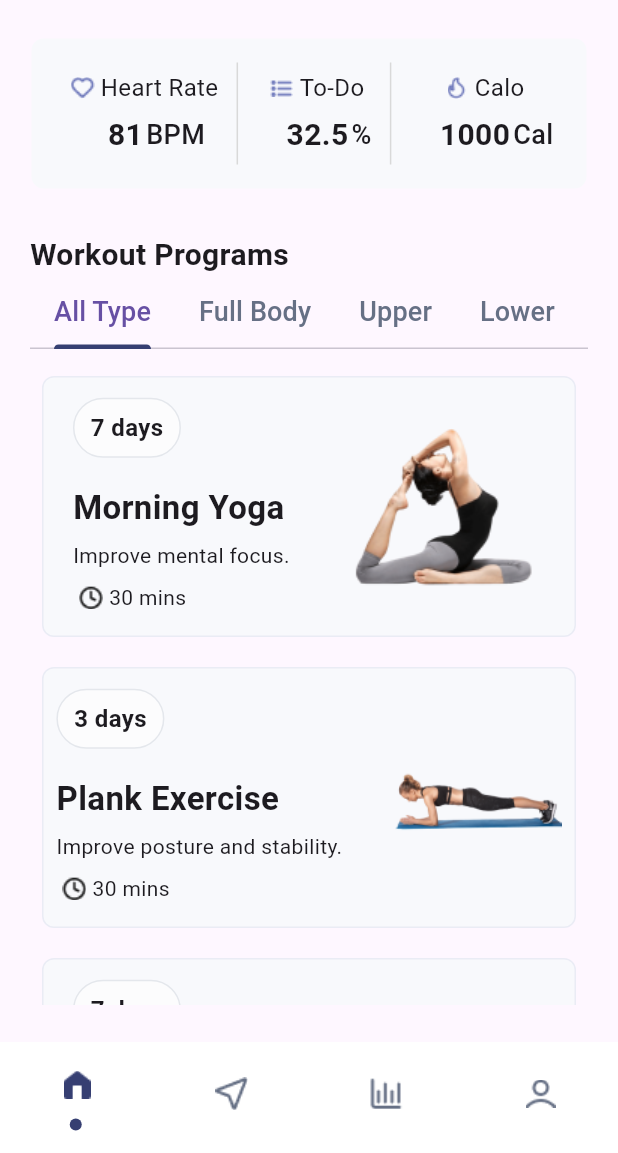
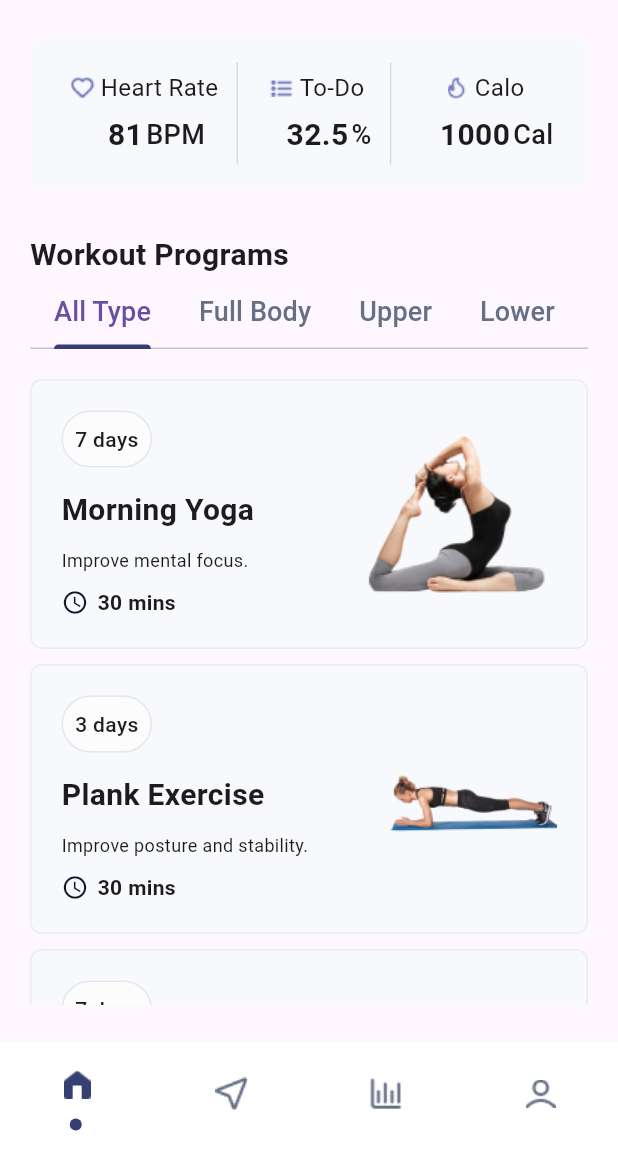
Before and after one commit to Omnia-97/exam1_flutter, a Flutter app: the screen it shows after launch, on a phone screen of 412 x 824 dp, the part 83-1236 px from its top. Run offline on Flutter 3.47's test engine with Material 3 defaults, Android fonts, the phone set to English and light mode, and no system bars; drawn by our look-alikes of badges; our stand-ins replace carousel_slider, smooth_page_indicator.

Commit message:
edit spacing

```diff
--- a/lib/main.dart
+++ b/lib/main.dart
@@ -18,7 +18,7 @@ class MyApp extends StatelessWidget {
   Widget build(BuildContext context) {
     return const MaterialApp(
       debugShowCheckedModeBanner: false,
-      home: WorkOutHome(),
+      home:WorkOutHome(),
     );
   }
 }
--- a/lib/workout_app/tabbarviewTabs/all_type_tab.dart
+++ b/lib/workout_app/tabbarviewTabs/all_type_tab.dart
@@ -8,26 +8,28 @@ class AllTypeTab extends StatelessWidget {
   Widget build(BuildContext context) {
     return ListView(
       children: [
-        const SizedBox(height: 8,),
+        const SizedBox(height: 20,),
         DailyActionWidget(
           textDay: '7 days',
           textExercise: 'Morning Yoga',
           description: 'Improve mental focus.',
           assetsName: 'assets/images/img_workout_app/yoga_img.png',
-          width: 146.96,
+
         ),
+        const SizedBox(height:10 ,),
         DailyActionWidget(
             textDay: '3 days',
             textExercise: 'Plank Exercise',
             description: 'Improve posture and stability.',
             assetsName: 'assets/images/img_workout_app/plank_img.png',
-            width: 145),
+           ),
+        const SizedBox(height:10 ,),
         DailyActionWidget(
           textDay: '7 days',
           textExercise: 'Morning Yoga',
           description: 'Improve mental focus.',
           assetsName: 'assets/images/img_workout_app/yoga_img.png',
-          width: 146.96,
+
         ),
       ],
     );
--- a/lib/workout_app/widgets/daily_action_widget.dart
+++ b/lib/workout_app/widgets/daily_action_widget.dart
@@ -1,100 +1,83 @@
 import 'package:flutter/material.dart';
 
+
 class DailyActionWidget extends StatelessWidget {
-  DailyActionWidget({
-    super.key,
+  DailyActionWidget(
+      {super.key,
         required this.textDay,
         required this.textExercise,
         required this.description,
-    required this.assetsName,
-    required this.width,
-  });
+        required this.assetsName});
   String textDay;
   String textExercise;
   String description;
   String assetsName;
-  double width;
-
   @override
   Widget build(BuildContext context) {
     return Container(
-        width: 326,
-        height: 174,
-        margin: const EdgeInsets.symmetric(horizontal: 8, vertical: 10),
-        padding: const EdgeInsets.all(8),
+      height: 180,
       decoration: BoxDecoration(
+        border: Border.all(color: const Color(0xFFEAECF5)),
         color: const Color(0xFFF8F9FC),
         borderRadius: BorderRadius.circular(8),
-          border: Border.all(color: const Color(0xFFEAECF5)),
       ),
+      child: Padding(
+        padding: const EdgeInsets.all(20),
         child: Row(
-          mainAxisAlignment: MainAxisAlignment.spaceAround,
           children: [
             Column(
               crossAxisAlignment: CrossAxisAlignment.start,
-              mainAxisAlignment: MainAxisAlignment.center,
+              mainAxisAlignment: MainAxisAlignment.spaceBetween,
               children: [
                 Container(
-                  alignment: Alignment.center,
-                  width: 72,
-                  height: 40,
                   decoration: BoxDecoration(
                       color: const Color(0xFFFCFCFD),
-                    borderRadius: BorderRadius.circular(999),
-                    border: Border.all(
-                      color: const Color(0xFFE4E7EC),
-                    ),
-                  ),
+                      border: Border.all(color: const Color(0xFFE4E7EC),),
+                      borderRadius: BorderRadius.circular(20)),
+                  child: Padding(
+                    padding: const EdgeInsets.all(8.0),
                     child: Text(
                       textDay,
                       style: const TextStyle(
-                      fontSize: 16,
-                      fontWeight: FontWeight.w600,
+                          fontSize: 14, fontWeight: FontWeight.w500),
                     ),
                   ),
-                ),
-                const SizedBox(
-                  height: 18,
-                ),
+                ),const SizedBox(height: 6),
                 Text(
                   textExercise,
                   style: const TextStyle(
-                    fontWeight: FontWeight.w600,
-                    fontSize: 22,
-                  ),
-                ),
-                const SizedBox(
-                  height: 6,
-                ),
+                      fontSize: 20, fontWeight: FontWeight.w600),
+                ),const SizedBox(height: 2),
                 Text(
                   description,
                   style: const TextStyle(
-                    fontSize: 14,
-                    fontWeight: FontWeight.w400,
-                  ),
-                ),
-                const SizedBox(
-                  height: 6,
-                ),
+                      fontSize: 12, fontWeight: FontWeight.w400),
+                ),const SizedBox(height: 2),
                 const Row(
                   children: [
-                    ImageIcon(
-                      AssetImage('assets/icons/ic_workout/ic_clock.png'),
+                    Icon(
+                      Icons.access_time_outlined,
+                      size: 18,
+                      color: Color(0xFF101828),
+                    ),
+                    SizedBox(
+                      width: 6,
                     ),
                     Text(
                       '30 mins',
-                      style:
-                          TextStyle(fontWeight: FontWeight.w400, fontSize: 14),
+                      style: TextStyle(
+                          fontWeight: FontWeight.w600, fontSize: 14),
                     ),
                   ],
-                ),
+                )
               ],
             ),
-            Image(
-              image: AssetImage(assetsName),
-              width: width,
+            const Spacer(),
+            Image.asset(assetsName,width: 145,),
+
+          ],
         ),
-          ],
-        ));
+      ),
+    );
   }
 }
```
Lines whose indentation alone changed are shown as unchanged.
